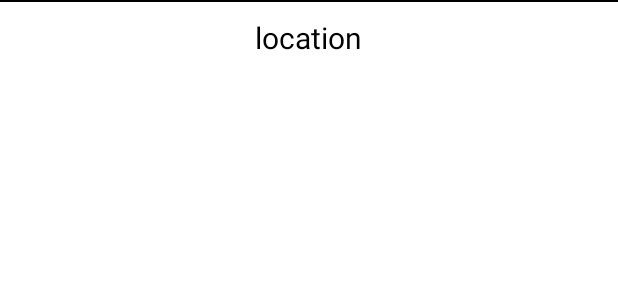
After one commit to kitsin30/RickAndMorty, an Android app: the layout location_list_item.xml on its own in the app's theme, with its tools: preview values and no code run, on a phone screen of 412 x 824 dp. The commit adds this screen. Shown: the top 300 px of the screen. Run offline under Robolectric (Android 15) with nearby library versions, the phone set to English and light mode, and no system bars.

Commit message:
implement location list

```diff
--- /dev/null
+++ b/app/src/main/res/layout/location_list_item.xml
@@ -0,0 +1,27 @@
+<?xml version="1.0" encoding="utf-8"?>
+<LinearLayout
+    xmlns:android="http://schemas.android.com/apk/res/android"
+    xmlns:tools="http://schemas.android.com/tools"
+    android:layout_width="match_parent"
+    android:layout_height="wrap_content"
+    android:orientation="vertical">
+
+    <View
+        android:id="@+id/view_line"
+        android:layout_width="match_parent"
+        android:layout_height="1dp"
+        android:background="@color/black" />
+
+    <TextView
+        android:id="@+id/tv_location_name"
+        android:layout_width="wrap_content"
+        android:layout_height="wrap_content"
+        android:layout_gravity="center"
+        android:layout_marginTop="10dp"
+        android:layout_marginBottom="4dp"
+        android:textColor="@color/black"
+        android:textSize="20sp"
+        tools:text="location"
+        />
+
+</LinearLayout>
```
Also changed, not shown: app/src/main/java/com/sin/rickandmorty/view/LocationFragment.java (+40 -1 lines), app/src/main/java/com/sin/rickandmorty/view/LocationListAdapter.java (added, +75 -0 lines), app/src/main/res/layout/fragment_location.xml (+5 -4 lines).
